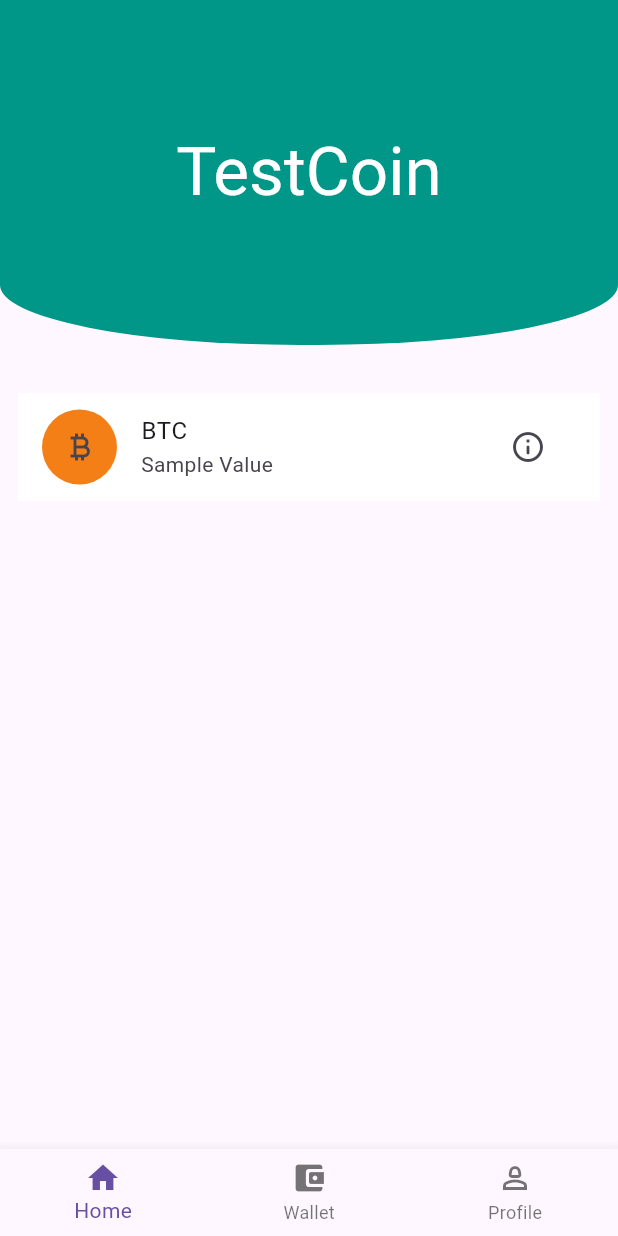
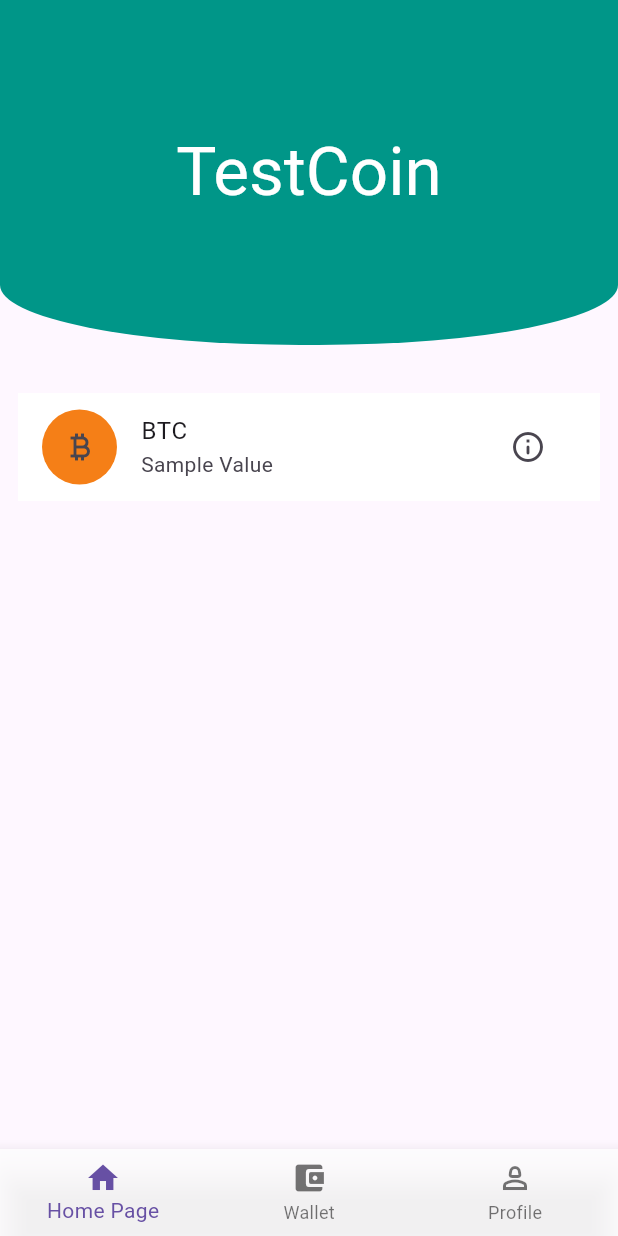
Before and after one commit to doublealpha21/crypto-wallet-UI, a Flutter app: the screen it shows after launch, on a phone screen of 412 x 824 dp. Run offline on Flutter 3.47's test engine with Material 3 defaults, Android fonts, the phone set to English and light mode, and no system bars.

Commit message:
Wallet Page

```diff
--- a/lib/home_page.dart
+++ b/lib/home_page.dart
@@ -2,12 +2,13 @@ import 'package:crypto_ui/coin_tile.dart';
 import 'package:flutter/material.dart';
 
 class HomePage extends StatelessWidget {
-  const HomePage({super.key});
+  const HomePage({
+    super.key,
+  });
 
   @override
   Widget build(BuildContext context) {
-    return Scaffold(
-      body: Container(
+    return Container(
       child: Column(
         children: [
           Container(
@@ -44,14 +45,6 @@ class HomePage extends StatelessWidget {
           ),
         ],
       ),
-      ),
-      bottomNavigationBar: BottomNavigationBar(currentIndex: 0, items: const [
-        BottomNavigationBarItem(icon: Icon(Icons.home), label: 'Home'),
-        BottomNavigationBarItem(
-            icon: Icon(Icons.account_balance_wallet_rounded), label: 'Wallet'),
-        BottomNavigationBarItem(
-            icon: Icon(Icons.person_2_outlined), label: 'Profile'),
-      ]),
     );
   }
 }
--- a/lib/main.dart
+++ b/lib/main.dart
@@ -1,8 +1,49 @@
 import 'package:crypto_ui/home_page.dart';
+import 'package:crypto_ui/wallet.dart';
 import 'package:flutter/material.dart';
 
 void main() {
-  runApp(MaterialApp(
-    home: HomePage(),
+  runApp(const MaterialApp(
+    home: Home(),
   ));
 }
+
+class Home extends StatefulWidget {
+  const Home({super.key});
+
+  @override
+  State<Home> createState() => _HomeState();
+}
+
+class _HomeState extends State<Home> {
+  int selectedIndex = 0;
+
+  @override
+  Widget build(BuildContext context) {
+    List<Widget> widgets = [
+      const HomePage(),
+      const Wallet(),
+      const Text('Coming Soon')
+    ];
+    return Scaffold(
+      bottomNavigationBar: BottomNavigationBar(
+        onTap: (index) {
+          setState(() {
+            selectedIndex = index;
+          });
+        },
+        currentIndex: 0,
+        items: const [
+          BottomNavigationBarItem(icon: Icon(Icons.home), label: 'Home Page'),
+          BottomNavigationBarItem(
+              icon: Icon(Icons.account_balance_wallet_rounded),
+              label: 'Wallet'),
+          BottomNavigationBarItem(
+              icon: Icon(Icons.person_2_outlined), label: 'Profile'),
+        ],
+        backgroundColor: Colors.white.withOpacity(0.8),
+      ),
+      body: widgets.elementAt(selectedIndex),
+    );
+  }
+}
```
Also changed, not shown: lib/wallet.dart (added, +81 -0 lines). Lines whose indentation alone changed are shown as unchanged.
